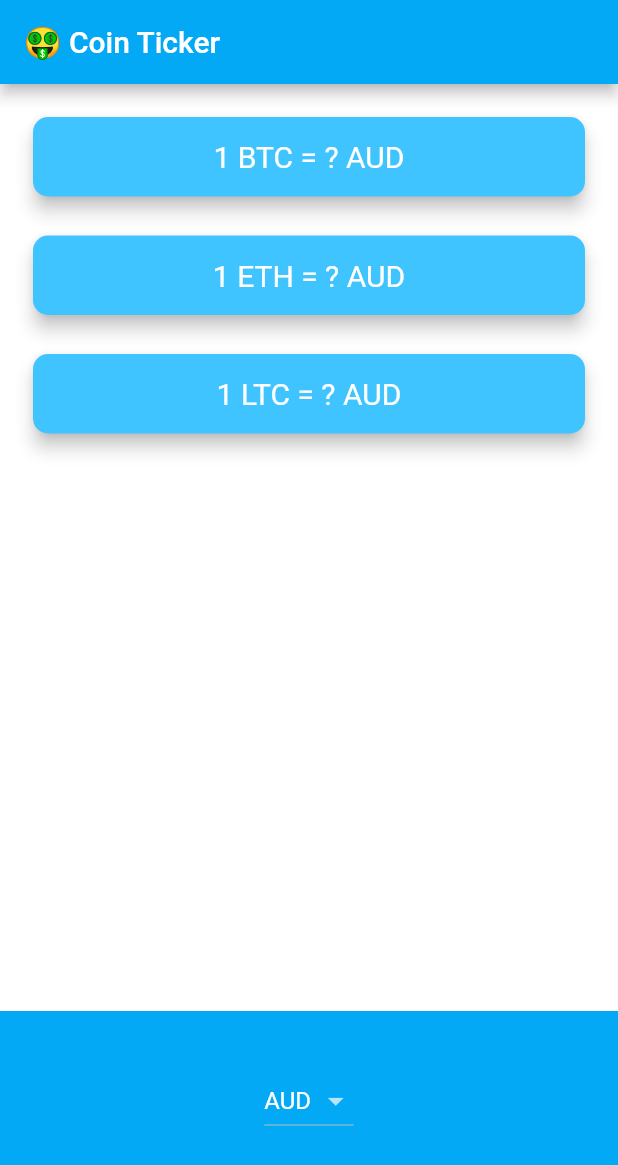
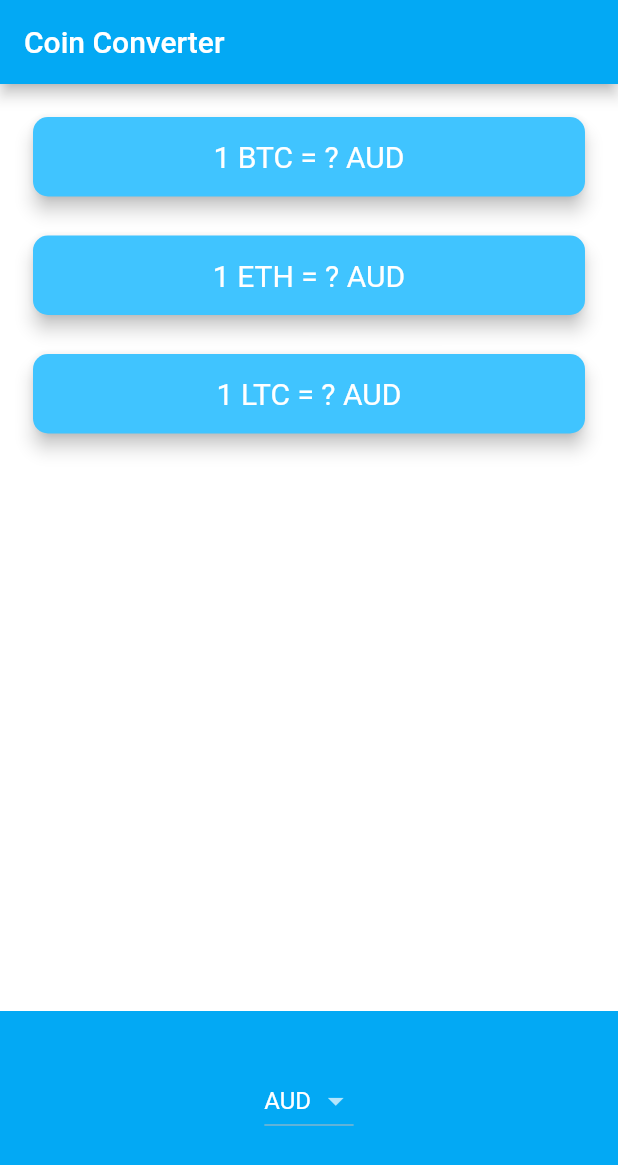
Before and after one commit to nabhanh/Bitcoin_Converter, a Flutter app: the screen it shows after launch, on a phone screen of 412 x 824 dp. Shown: the top 1165 px of the screen. Run offline on Flutter 3.47's test engine with Material 2 defaults, Android fonts, the phone set to English and light mode, and no system bars; network calls fail.

```diff
--- a/lib/coin_data.dart
+++ b/lib/coin_data.dart
@@ -28,7 +28,7 @@ const List<String> currenciesList = [
 const List<String> cryptoList = ['BTC', 'ETH', 'LTC'];
 
 const coinAPIURL = 'https://rest.coinapi.io/v1/exchangerate';
-const apiKey = 'YOUR-API-KEY-HERE';
+const apiKey = '76DB5895-A1AF-4EBE-881E-64AD76923954';
 
 class CoinData {
   Future getCoinData(String selectedCurrency) async {
--- a/lib/price_screen.dart
+++ b/lib/price_screen.dart
@@ -95,7 +95,7 @@ class _PriceScreenState extends State<PriceScreen> {
   Widget build(BuildContext context) {
     return Scaffold(
       appBar: AppBar(
-        title: Text('🤑 Coin Ticker'),
+        title: Text('Coin Converter'),
       ),
       body: Column(
         mainAxisAlignment: MainAxisAlignment.spaceBetween,
```
Also changed, not shown: 4 other files.
